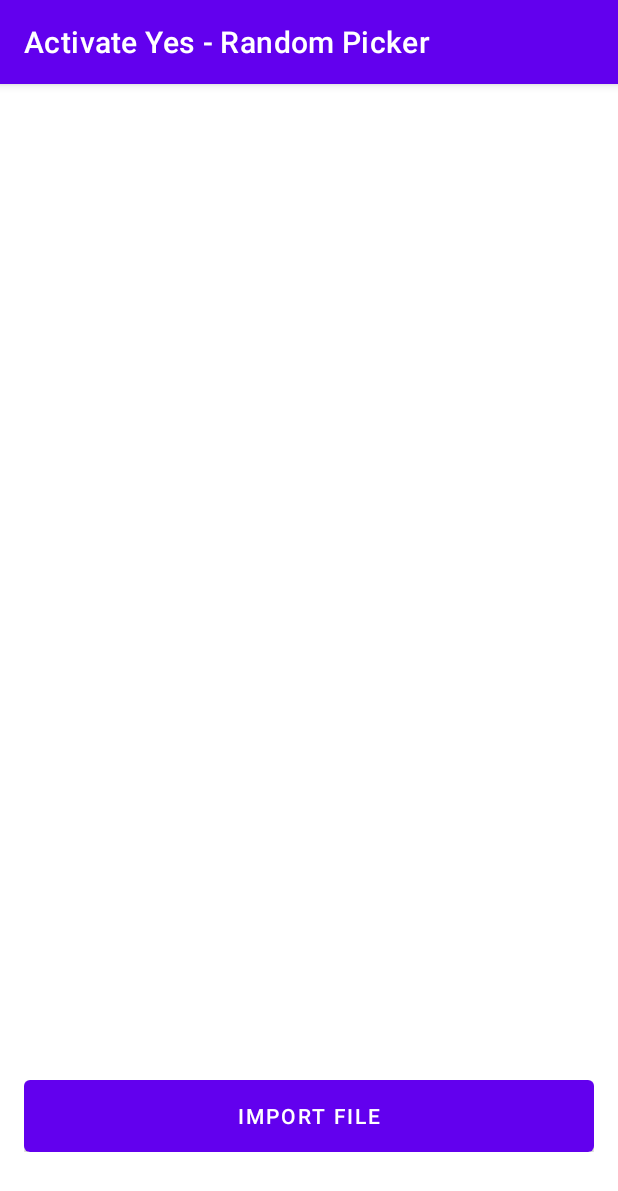
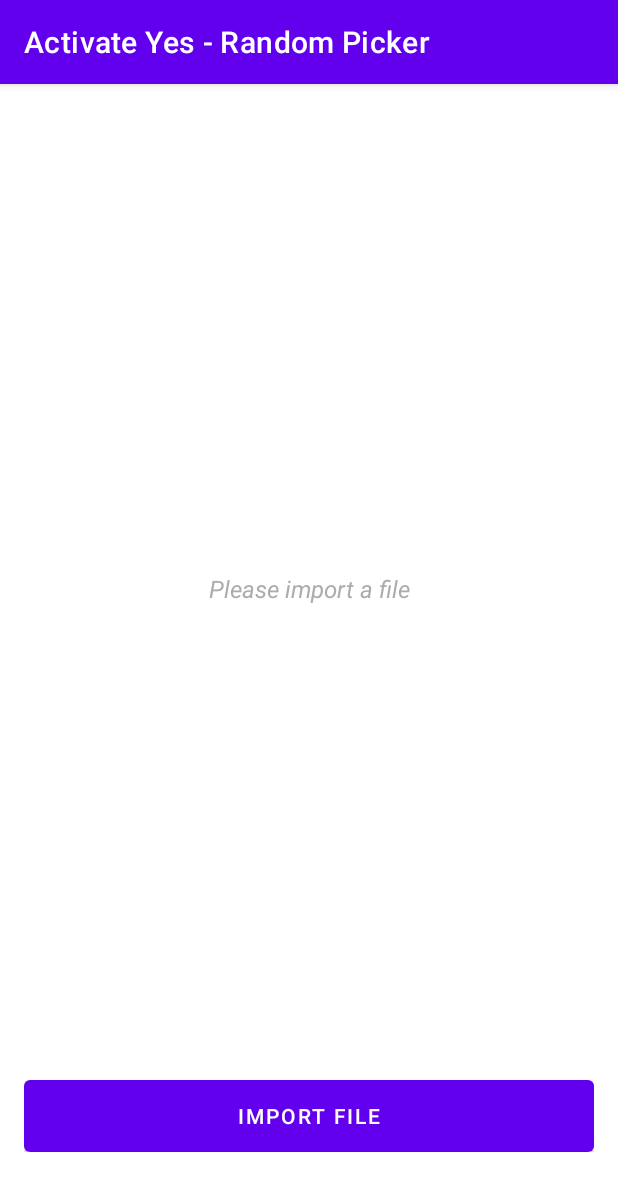
Before and after one commit to DusanMicuda/Activate-Yes---Random-Picker, an Android app: the screen it shows after launch (MainActivity), on a phone screen of 412 x 824 dp. Shown: the top 1191 px of the screen. Run offline under Robolectric (Android 15) with nearby library versions, the phone set to English and light mode, and no system bars; libraries missing offline, so code that uses them is left out: org.apache.poi.

Commit message:
add import textView

```diff
--- a/app/src/main/java/com/micudasoftware/activateyes_randompicker/MainActivity.java
+++ b/app/src/main/java/com/micudasoftware/activateyes_randompicker/MainActivity.java
@@ -11,11 +11,13 @@ import android.net.Uri;
 import android.os.Bundle;
 import android.util.Log;
 import android.view.LayoutInflater;
+import android.view.View;
 import android.view.ViewGroup;
 import android.widget.ArrayAdapter;
 import android.widget.Button;
 import android.widget.EditText;
 import android.widget.ListView;
+import android.widget.TextView;
 import android.widget.Toast;
 import org.apache.poi.ss.usermodel.Cell;
 import org.apache.poi.ss.usermodel.Row;
@@ -59,6 +61,12 @@ public class MainActivity extends AppCompatActivity {
     }
 
     @Override
+    public void onBackPressed() {
+        super.onBackPressed();
+
+    }
+
+    @Override
     protected void onActivityResult(int requestCode, int resultCode, @Nullable Intent data) {
         super.onActivityResult(requestCode, resultCode, data);
 
@@ -89,6 +97,8 @@ public class MainActivity extends AppCompatActivity {
         listView.setAdapter(new ArrayAdapter<>(this, android.R.layout.simple_list_item_1, cells));
         container.removeAllViews();
         layoutInflater.inflate(R.layout.randomize, container);
+        TextView textView = findViewById(R.id.textView);
+        textView.setVisibility(View.INVISIBLE);
         EditText editText = findViewById(R.id.count);
         editText.setHint("Count: (1 - " + cells.size() + ")");
         Button randomizeButton = findViewById(R.id.randomize);
--- a/app/src/main/res/layout/activity_main.xml
+++ b/app/src/main/res/layout/activity_main.xml
@@ -13,17 +13,33 @@
         app:layout_constraintTop_toTopOf="parent"
         app:layout_constraintBottom_toBottomOf="parent"
         app:layout_constraintStart_toStartOf="parent"
-        app:layout_constraintEnd_toEndOf="parent" />
+        app:layout_constraintEnd_toEndOf="parent" >
+
+    </ListView>
+
+    <TextView
+        android:id="@+id/textView"
+        android:layout_width="wrap_content"
+        android:layout_height="wrap_content"
+        android:layout_marginTop="8dp"
+        android:textSize="16sp"
+        android:textColor="#ACACAC"
+        android:textStyle="italic"
+        android:text="Please import a file"
+        app:layout_constraintTop_toTopOf="parent"
+        app:layout_constraintBottom_toTopOf="@id/container"
+        app:layout_constraintStart_toStartOf="parent"
+        app:layout_constraintEnd_toEndOf="parent"/>
 
     <androidx.appcompat.widget.LinearLayoutCompat
         android:id="@+id/container"
         android:layout_width="match_parent"
         android:layout_height="wrap_content"
+        android:layout_marginHorizontal="16dp"
+        android:layout_marginBottom="56dp"
         android:background="@drawable/curved_corners"
-        android:layout_marginBottom="56dp"
-        android:layout_marginHorizontal="16dp"
         app:layout_constraintBottom_toBottomOf="parent"
-        app:layout_constraintStart_toStartOf="parent"
-        app:layout_constraintEnd_toEndOf="parent"/>
+        app:layout_constraintEnd_toEndOf="parent"
+        app:layout_constraintStart_toStartOf="parent" />
 
 </androidx.constraintlayout.widget.ConstraintLayout>
```
